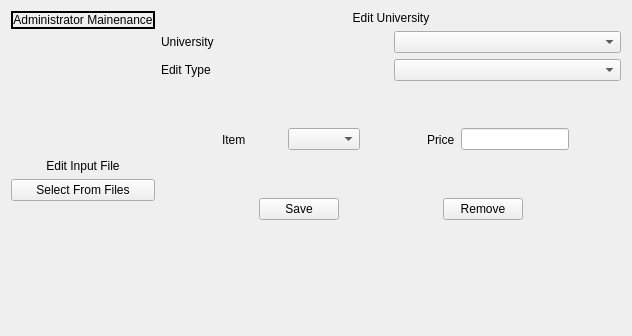
Above: adminpage.ui from Akil0814/College_Tour before the change. Below: the same form after it.
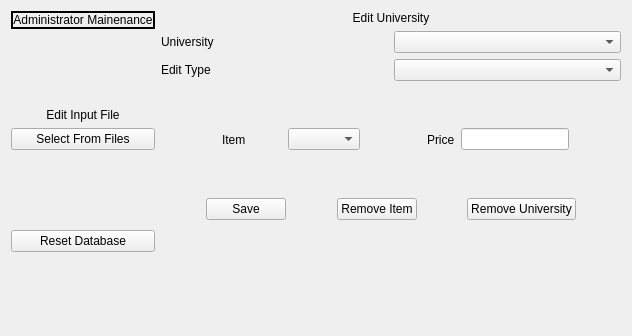
That is the form after the change. The open tabs and pages were chosen to show the change.

Commit message: Finished all functionality of admin page

The edit to the form file:
```diff
--- a/adminpage.ui
+++ b/adminpage.ui
@@ -72,6 +72,26 @@
        </item>
       </layout>
      </item>
+     <item>
+      <spacer name="verticalSpacer_4">
+       <property name="orientation">
+        <enum>Qt::Orientation::Vertical</enum>
+       </property>
+       <property name="sizeHint" stdset="0">
+        <size>
+         <width>20</width>
+         <height>40</height>
+        </size>
+       </property>
+      </spacer>
+     </item>
+     <item>
+      <widget class="QPushButton" name="resetButton">
+       <property name="text">
+        <string>Reset Database</string>
+       </property>
+      </widget>
+     </item>
      <item>
       <spacer name="verticalSpacer_3">
        <property name="orientation">
@@ -303,7 +323,7 @@
           </size>
          </property>
          <property name="text">
-          <string>Remove</string>
+          <string>Remove Item</string>
          </property>
         </widget>
        </item>
@@ -320,6 +340,26 @@
          </property>
         </spacer>
        </item>
+       <item>
+        <widget class="QPushButton" name="removeSchoolButton">
+         <property name="text">
+          <string>Remove University</string>
+         </property>
+        </widget>
+       </item>
+       <item>
+        <spacer name="horizontalSpacer_7">
+         <property name="orientation">
+          <enum>Qt::Orientation::Horizontal</enum>
+         </property>
+         <property name="sizeHint" stdset="0">
+          <size>
+           <width>40</width>
+           <height>20</height>
+          </size>
+         </property>
+        </spacer>
+       </item>
       </layout>
      </item>
      <item>
```
Left out of the diff: 2 changed lines with no effect on the pictures. The commit also changes 2 other files.
